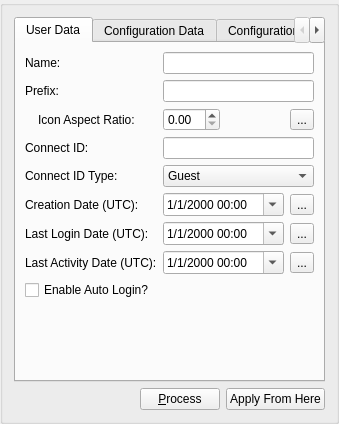
The window that UI/UserDataWidget.ui (towel42-com/EmbySync) describes before a commit, drawn with Qt 5.
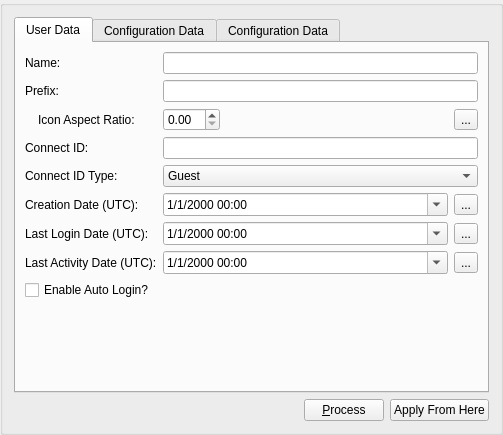
The same window after the commit. The open tabs and pages were chosen to show the change. Icons and pictures are not drawn.

Diff of the .ui file:
```diff
--- a/UI/UserDataWidget.ui
+++ b/UI/UserDataWidget.ui
@@ -6,8 +6,8 @@
    <rect>
     <x>0</x>
     <y>0</y>
-    <width>301</width>
-    <height>344</height>
+    <width>503</width>
+    <height>435</height>
    </rect>
   </property>
   <property name="windowTitle">
```
Left out of the diff: 23 changed lines with no effect on the pictures.
